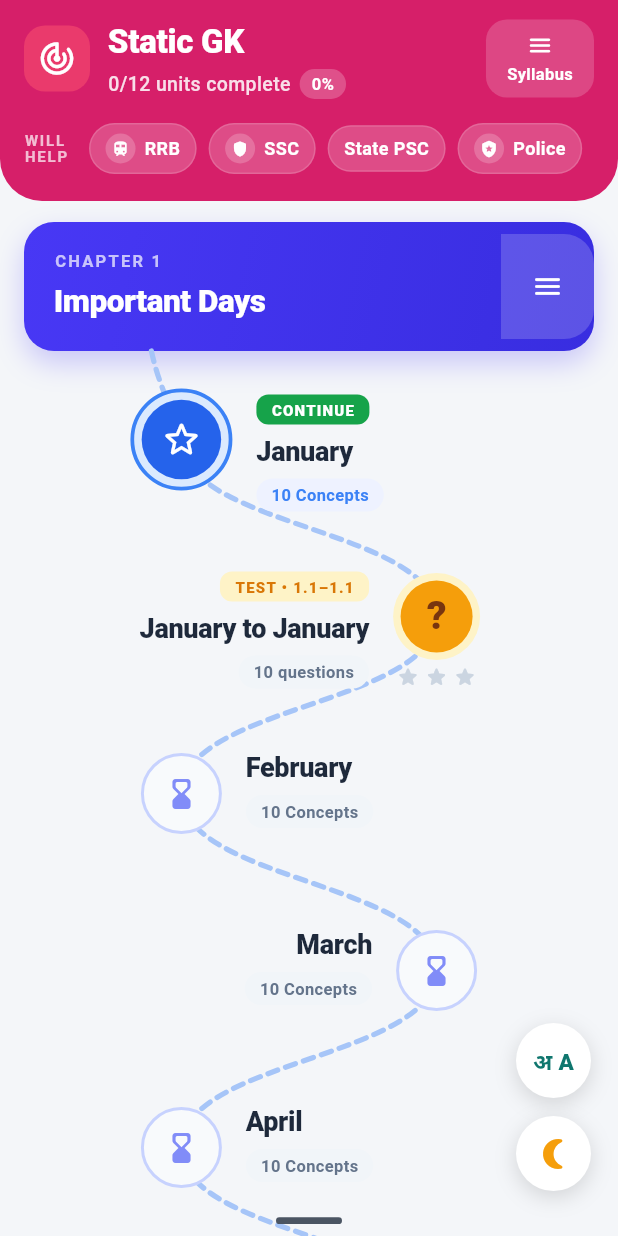
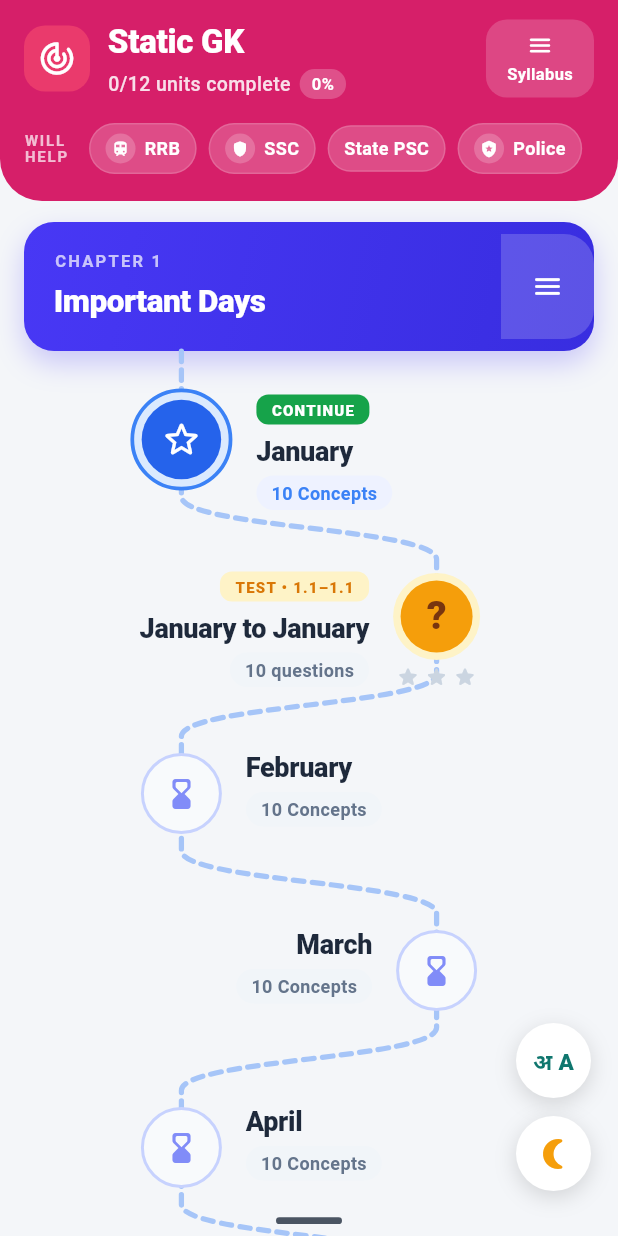
Before and after one commit to EnforcerHuman/learningo, a Flutter app: the screen it shows after launch, on a phone screen of 412 x 824 dp. Run offline on Flutter 3.47's test engine with Material 3 defaults, Android fonts, the phone set to English and light mode, and no system bars; our stand-ins replace flutter_bloc, freezed_annotation, get_it.

Commit message:
Refine roadmap badges and path styling
Polish roadmap status pills by adjusting mastered badge colors, adding a subtle border, and increasing status pill text weight/size for readability. Update the roadmap path painter to better align curves with milestone nodes and info widgets, creating a cleaner vertical flow through the roadmap.

```diff
--- a/lib/core/config/app_colors.dart
+++ b/lib/core/config/app_colors.dart
@@ -119,8 +119,9 @@ abstract final class AppColors {
   // Node: Completed (Emerald Green)
   static const Color completedNodeGreen = Color(0xFF22C55E);
   static const Color completedNodeHalo = Color(0xFFDCFCE7);
-  static const Color masteredBadgeBackground = Color(0xFFDCFCE7);
-  static const Color masteredBadgeText = Color(0xFF15803D);
+  static const Color masteredBadgeBackground = Color(0xFFEDF7F2);
+  static const Color masteredBadgeBorder = Color(0xFFC5E8D4);
+  static const Color masteredBadgeText = Color(0xFF0F683D);
 
   // Node: Active (Royal Blue)
   static const Color activeNodeBlue = Color(0xFF2563EB);
--- a/lib/core/config/app_typography.dart
+++ b/lib/core/config/app_typography.dart
@@ -73,7 +73,7 @@ abstract final class AppTypography {
   );
 
   static const TextStyle statusPill = TextStyle(
-    fontSize: 11,
+    fontSize: 12,
     fontWeight: FontWeight.w700,
   );
 
--- a/lib/features/home/presentation/widgets/roadmap_node_info_widget.dart
+++ b/lib/features/home/presentation/widgets/roadmap_node_info_widget.dart
@@ -37,7 +37,7 @@ class RoadmapNodeInfoWidget extends StatelessWidget {
             style: AppTypography.nodeTitle,
             textAlign: textAlign,
           ),
-          const SizedBox(height: 5),
+          const SizedBox(height: 3),
           _buildStatusPill(node.statusText, node.type),
         ],
       ),
@@ -78,11 +78,18 @@ class RoadmapNodeInfoWidget extends StatelessWidget {
   Widget _buildStatusPill(String text, RoadmapNodeType type) {
     Color bg;
     Color textColor;
+    Border? border;
 
+    if (text.contains('mastered')) {
+      bg = AppColors.masteredBadgeBackground;
+      textColor = AppColors.masteredBadgeText;
+      border = Border.all(color: AppColors.masteredBadgeBorder, width: 1.0);
+    } else {
       switch (type) {
         case RoadmapNodeType.completed:
           bg = AppColors.masteredBadgeBackground;
           textColor = AppColors.masteredBadgeText;
+          border = Border.all(color: AppColors.masteredBadgeBorder, width: 1.0);
           break;
         case RoadmapNodeType.active:
           bg = AppColors.conceptsBadgeBackground;
@@ -97,12 +104,14 @@ class RoadmapNodeInfoWidget extends StatelessWidget {
           textColor = AppColors.upcomingBadgeText;
           break;
       }
+    }
 
     return Container(
       padding: const EdgeInsets.symmetric(horizontal: 10, vertical: 3),
       decoration: BoxDecoration(
         color: bg,
-        borderRadius: BorderRadius.circular(12),
+        border: border,
+        borderRadius: BorderRadius.circular(16),
       ),
       child: Text(
         text,
```
Also changed, not shown: lib/features/home/presentation/widgets/roadmap_path_painter.dart (+12 -23 lines). Lines whose indentation alone changed are shown as unchanged.
